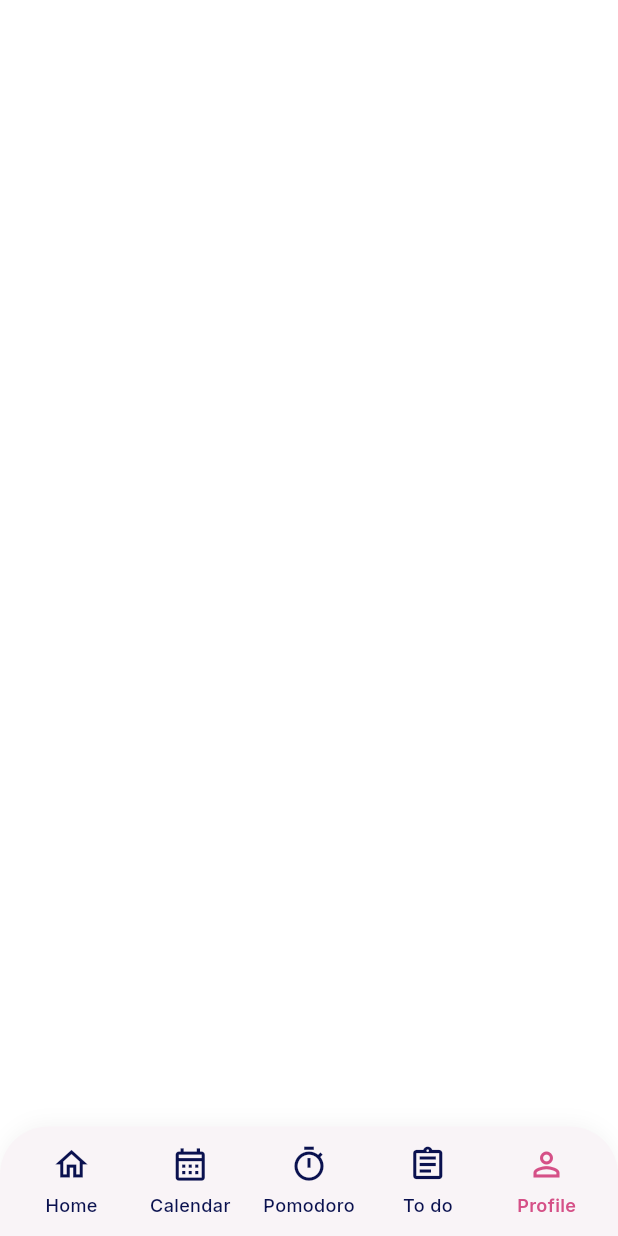
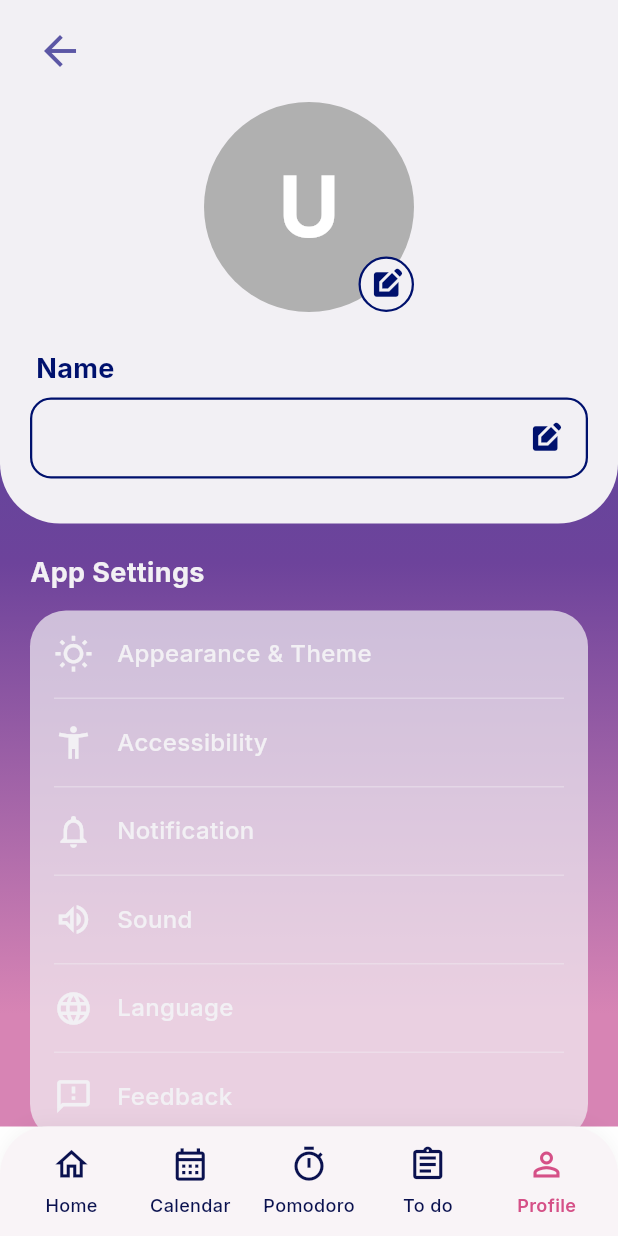
Before and after one commit to TrollfaceGaming69/SE_stuff, a Flutter app: the MainNavigationWrapper screen opened directly, item 5 of the bottom bar chosen, on a phone screen of 412 x 824 dp. Run offline on Flutter 3.47's test engine with Material 3 defaults, Android fonts, the phone set to English and light mode, and no system bars; our stand-ins replace cloud_firestore, firebase_auth, firebase_core, google_fonts; accounts and stored records are empty.

Commit message:
update wak

```diff
--- a/lib/main.dart
+++ b/lib/main.dart
@@ -1,12 +1,21 @@
 // ignore_for_file: deprecated_member_use
 import 'package:flutter/material.dart';
 import 'package:google_fonts/google_fonts.dart';
+import 'package:firebase_core/firebase_core.dart';
+import 'package:firebase_auth/firebase_auth.dart';
+import 'firebase_options.dart';
 import './pages/home.dart';
 import './pages/calendar.dart';
 import './pages/pomodoro.dart';
 import './pages/todo.dart';
+import './pages/login.dart';
+import './pages/profile.dart';
 
-void main() {
+void main() async {
+  WidgetsFlutterBinding.ensureInitialized();
+  await Firebase.initializeApp(
+    options: DefaultFirebaseOptions.currentPlatform,
+  );
   runApp(const MyApp());
 }
 
@@ -21,7 +30,33 @@ class MyApp extends StatelessWidget {
         textTheme: GoogleFonts.interTextTheme(),
         scaffoldBackgroundColor: Colors.transparent,
       ),
-      home: const MainNavigationWrapper(),
+      home: const AuthGate(),
+    );
+  }
+}
+
+class AuthGate extends StatelessWidget {
+  const AuthGate({super.key});
+
+  @override
+  Widget build(BuildContext context) {
+    return StreamBuilder<User?>(
+      stream: FirebaseAuth.instance.authStateChanges(),
+      builder: (context, snapshot) {
+        if (snapshot.connectionState == ConnectionState.waiting) {
+          return const Scaffold(
+            body: Center(
+              child: CircularProgressIndicator(
+                color: Color(0xFFD55087),
+              ),
+            ),
+          );
+        }
+        if (snapshot.hasData) {
+          return const MainNavigationWrapper();
+        }
+        return const LoginPage();
+      },
     );
   }
 }
@@ -51,7 +86,13 @@ class _MainNavigationWrapperState extends State<MainNavigationWrapper> {
       const CalendarPage(),
       const PomodoroScreen(),
       const TodoScreen(),
-      const Center(child: Text('Profile Page', style: TextStyle(color: Colors.white, fontSize: 20))),
+      ProfileScreen(
+        onBack: () {
+          setState(() {
+            _currentIndex = 0;
+          });
+        },
+      ),
     ];
 
     return Scaffold(
--- a/lib/pages/login.dart
+++ b/lib/pages/login.dart
@@ -1,6 +1,5 @@
 import 'package:flutter/material.dart';
 import '../view_model/handle_login.dart';
-import 'home.dart';
 import 'register.dart';
 
 class LoginPage extends StatefulWidget {
@@ -24,10 +23,7 @@ class _LoginPageState extends State<LoginPage> {
     if (!mounted) return;
 
     if (success) {
-      Navigator.pushReplacement(
-        context,
-        MaterialPageRoute(builder: (context) => const HomeScreen()),
-      );
+      Navigator.of(context).popUntil((route) => route.isFirst);
     } else {
       setState(() {});
     }
--- a/lib/pages/profile.dart
+++ b/lib/pages/profile.dart
@@ -0,0 +1,314 @@
+import 'package:flutter/material.dart';
+import 'package:cloud_firestore/cloud_firestore.dart';
+import 'package:firebase_auth/firebase_auth.dart';
+import '../services/auth_service.dart';
+
+class ProfileScreen extends StatelessWidget {
+  final VoidCallback? onBack;
+  const ProfileScreen({Key? key, this.onBack}) : super(key: key);
+
+  @override
+  Widget build(BuildContext context) {
+    final user = FirebaseAuth.instance.currentUser;
+    final FirebaseFirestore firestore = FirebaseFirestore.instance;
+    final AuthService authService = AuthService();
+
+    if (user == null) {
+      return const Scaffold(
+        body: Center(
+          child: Text(
+            'Not logged in',
+            style: TextStyle(color: Colors.white, fontSize: 18),
+          ),
+        ),
+      );
+    }
+
+    return Scaffold(
+      body: Container(
+        width: double.infinity,
+        height: double.infinity,
+        decoration: const BoxDecoration(
+          gradient: LinearGradient(
+            begin: Alignment.topCenter,
+            end: Alignment.bottomCenter,
+            stops: [0.0, 0.5, 0.9],
+            colors: [
+              Color(0xFF444B9D),
+              Color(0xFF6D439B),
+              Color(0xFFD784B4),
+            ],
+          ),
+        ),
+        child: StreamBuilder<DocumentSnapshot>(
+          stream: firestore.collection('users').doc(user.uid).snapshots(),
+          builder: (context, snapshot) {
+            String username = 'User';
+            String email = user.email ?? 'No email';
+
+            if (snapshot.hasData && snapshot.data != null && snapshot.data!.exists) {
+              final data = snapshot.data!.data() as Map<String, dynamic>?;
+              username = data?['username'] ?? 'User';
+              email = data?['email'] ?? user.email ?? 'No email';
+            }
+
+            return SingleChildScrollView(
+              child: Column(
+                crossAxisAlignment: CrossAxisAlignment.start,
+                children: [
+                  Container(
+                    width: double.infinity,
+                    decoration: const BoxDecoration(
+                      color: Color(0xFFF2F0F4),
+                      borderRadius: BorderRadius.vertical(
+                        bottom: Radius.circular(40),
+                      ),
+                    ),
+                    padding: EdgeInsets.fromLTRB(
+                      20,
+                      MediaQuery.of(context).padding.top + 10,
+                      20,
+                      30,
+                    ),
+                    child: Column(
+                      crossAxisAlignment: CrossAxisAlignment.start,
+                      children: [
+                        // Tombol Back
+                        IconButton(
+                          alignment: Alignment.centerLeft,
+                          padding: EdgeInsets.zero,
+                          icon: const Icon(
+                            Icons.arrow_back,
+                            color: Color(0xFF5C57A5),
+                            size: 32,
+                          ),
+                          onPressed: () {
+                            onBack?.call();
+                          },
+                        ),
+                        const SizedBox(height: 10),
+
+                        Center(
+                          child: Stack(
+                            children: [
+                              Container(
+                                width: 140,
+                                height: 140,
+                                decoration: const BoxDecoration(
+                                  color: Color(0xFFB0B0B0),
+                                  shape: BoxShape.circle,
+                                ),
+                                alignment: Alignment.center,
+                                child: Text(
+                                  username.isNotEmpty ? username[0].toUpperCase() : 'U',
+                                  style: const TextStyle(
+                                    fontSize: 56,
+                                    fontWeight: FontWeight.bold,
+                                    color: Colors.white,
+                                  ),
+                                ),
+                              ),
+                              Positioned(
+                                bottom: 0,
+                                right: 0,
+                                child: Container(
+                                  padding: const EdgeInsets.all(6),
+                                  decoration: BoxDecoration(
+                                    color: const Color(0xFFF2F0F4),
+                                    shape: BoxShape.circle,
+                                    border: Border.all(
+                                      color: const Color(0xFF00116D),
+                                      width: 1.5,
+                                    ),
+                                  ),
+                                  child: const Icon(
+                                    Icons.edit_square,
+                                    color: Color(0xFF00116D),
+                                    size: 22,
+                                  ),
+                                ),
+                              ),
+                            ],
+                          ),
+                        ),
+                        const SizedBox(height: 25),
+
+                        const Padding(
+                          padding: EdgeInsets.only(left: 4, bottom: 6),
+                          child: Text(
+                            'Name',
+                            style: TextStyle(
+                              color: Color(0xFF00116D),
+                              fontSize: 18,
+                              fontWeight: FontWeight.bold,
+                            ),
+                          ),
+                        ),
+
+                        Container(
+                          width: double.infinity,
+                          padding: const EdgeInsets.symmetric(
+                            horizontal: 16,
+                            vertical: 14,
+                          ),
+                          decoration: BoxDecoration(
+                            border: Border.all(
+                              color: const Color(0xFF00116D),
+                              width: 1.5,
+                            ),
+                            borderRadius: BorderRadius.circular(14),
+                          ),
+                          child: Row(
+                            mainAxisAlignment: MainAxisAlignment.spaceBetween,
+                            children: [
+                              Text(
+                                username,
+                                style: const TextStyle(
+                                  color: Color(0xFF00116D),
+                                  fontSize: 16,
+                                  fontWeight: FontWeight.w500,
+                                ),
+                              ),
+                              const Icon(
+                                Icons.edit_square,
+                                color: Color(0xFF00116D),
+                                size: 22,
+                              ),
+                            ],
+                          ),
+                        ),
+                      ],
+                    ),
+                  ),
+
+                  Padding(
+                    padding: const EdgeInsets.all(20.0),
+                    child: Column(
+                      crossAxisAlignment: CrossAxisAlignment.start,
+                      children: [
+                        const Text(
+                          'App Settings',
+                          style: TextStyle(
+                            color: Color(0xFFF2F0F4),
+                            fontSize: 18,
+                            fontWeight: FontWeight.bold,
+                          ),
+                        ),
+                        const SizedBox(height: 12),
+
+                        _buildSettingsContainer(
+                          children: [
+                            _buildSettingItem(Icons.wb_sunny_outlined, 'Appearance & Theme'),
+                            _buildDivider(),
+                            _buildSettingItem(Icons.accessibility_new, 'Accessibility'),
+                            _buildDivider(),
+                            _buildSettingItem(Icons.notifications_none_outlined, 'Notification'),
+                            _buildDivider(),
+                            _buildSettingItem(Icons.volume_up_outlined, 'Sound'),
+                            _buildDivider(),
+                            _buildSettingItem(Icons.language, 'Language'),
+                            _buildDivider(),
+                            _buildSettingItem(Icons.feedback_outlined, 'Feedback'),
+                          ],
+                        ),
+                        const SizedBox(height: 24),
+
+                        const Text(
+                          'Account Settings',
+                          style: TextStyle(
+                            color: Color(0xFFF2F0F4),
+                            fontSize: 18,
+                            fontWeight: FontWeight.bold,
+                          ),
+                        ),
+                        const SizedBox(height: 12),
+
+                        _buildSettingsContainer(
+                          children: [
+                            _buildSettingItem(Icons.vpn_key_outlined, 'Password'),
+                            _buildDivider(),
+                            _buildSettingItem(
+                              Icons.mail_outline,
+                              'Email Address: $email'
+                            ),
+                            _buildDivider(),
+                            _buildSettingItem(
+                              Icons.logout,
+                              'Log out',
+                              onTap: () async {
+                                await authService.logout();
+                                if (context.mounted) {
+                                  Navigator.of(context).popUntil((route) => route.isFirst);
+                                }
+                              },
+                            ),
+                          ],
+                        ),
+                      ],
+                    ),
+                  ),
+                ],
+              ),
+            );
+          },
+        ),
+      ),
+    );
+  }
+
+  Widget _buildSettingsContainer({required List<Widget> children}) {
+    return Container(
+      width: double.infinity,
+      decoration: BoxDecoration(
+        color: const Color(0xFFF2F0F4).withOpacity(0.7),
+        borderRadius: BorderRadius.circular(24),
+      ),
+      child: Column(
+        children: children,
+      ),
+    );
+  }
+
+  Widget _buildSettingItem(IconData icon, String title, {VoidCallback? onTap}) {
+    return Material(
+      color: Colors.transparent,
+      child: InkWell(
+        onTap: onTap,
+        borderRadius: BorderRadius.circular(12),
+        child: Padding(
+          padding: const EdgeInsets.symmetric(horizontal: 16.0, vertical: 16.0),
+          child: Row(
+            children: [
+              Icon(
+                icon,
+                color: const Color(0xFFF2F0F4),
+                size: 26,
+              ),
+              const SizedBox(width: 16),
+              Expanded(
+                child: Text(
+                  title,
+                  style: const TextStyle(
+                    color: Color(0xFFF2F0F4),
+                    fontSize: 16,
+                    fontWeight: FontWeight.w500,
+                  ),
+                ),
+              ),
+            ],
+          ),
+        ),
+      ),
+    );
+  }
+
+  Widget _buildDivider() {
+    return Divider(
+      color: const Color(0xFFF2F0F4).withOpacity(0.4),
+      height: 1,
+      thickness: 1,
+      indent: 16,
+      endIndent: 16,
+    );
+  }
+}
--- a/lib/pages/register.dart
+++ b/lib/pages/register.dart
@@ -23,8 +23,7 @@ class _RegisterScreenState extends State<RegisterScreen> {
     if(!mounted) return;
 
     if(success){
-      Navigator.pushReplacement(context, MaterialPageRoute(builder: (context) => const LoginPage())
-      );
+      Navigator.of(context).popUntil((route) => route.isFirst);
     }
     else{
       setState(() {});
```
Also changed, not shown: pubspec.lock, 1 other file.
